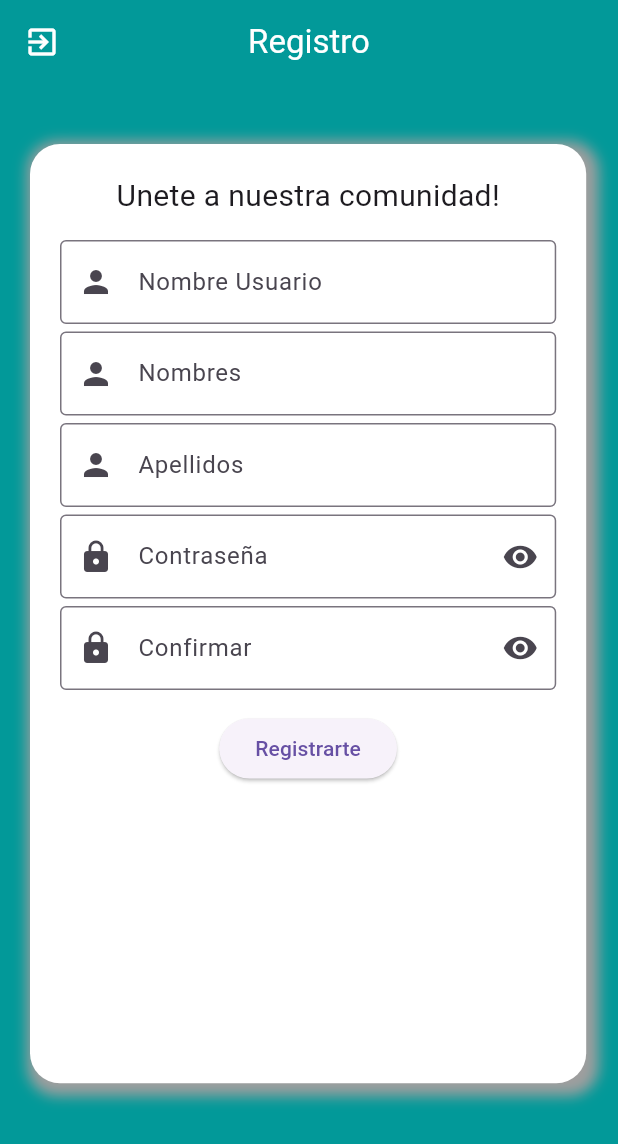
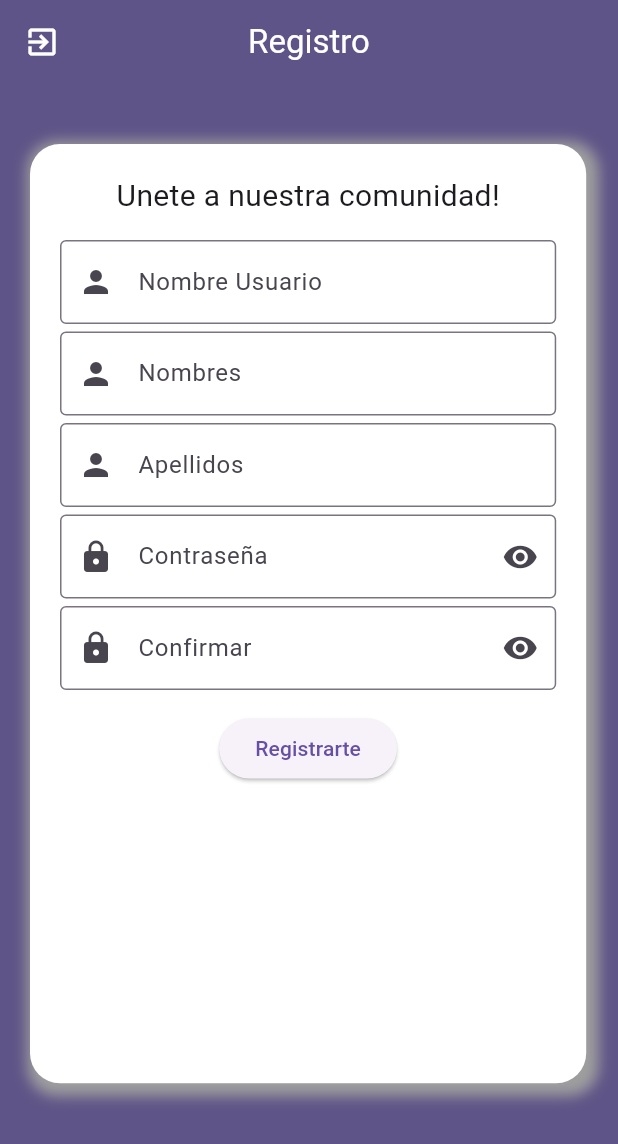
Before and after one commit to WilmerH1506/LiftApp, a Flutter app: the screen it shows after launch, after a tap on "Iniciar sesión", after a tap on "Registrate", on a phone screen of 412 x 824 dp. Shown: the top 1144 px of the screen. Run offline on Flutter 3.47's test engine with Material 3 defaults, Android fonts, the phone set to English and light mode, and no system bars; our stand-ins replace firebase_core; accounts and stored records are empty.

Commit message:
Cambio colores

```diff
--- a/lift_app/lib/Pantallas/login.dart
+++ b/lift_app/lib/Pantallas/login.dart
@@ -11,14 +11,14 @@ class Login extends StatelessWidget {
   @override
   Widget build(BuildContext context) {
     return Scaffold(
-      backgroundColor: const Color.fromARGB(255, 2, 153, 153),
+      backgroundColor: const Color.fromARGB(255, 82, 71, 123),
       appBar: AppBar(
         title: const Text(
           'Iniciar Sesión',
           style: TextStyle(color: Colors.white),
         ),
         centerTitle: true,
-        backgroundColor: const Color.fromARGB(255, 2, 153, 153),
+        backgroundColor: const Color.fromARGB(255, 82, 71, 123),
       ),
       body: SingleChildScrollView( // Solución al desbordamiento
         child: Center(
--- a/lift_app/lib/Pantallas/registro.dart
+++ b/lift_app/lib/Pantallas/registro.dart
@@ -14,7 +14,7 @@ class Registro extends StatelessWidget {
   @override
   Widget build(BuildContext context) {
     return Scaffold(
-      backgroundColor: const Color.fromARGB(255, 2, 153, 153),
+      backgroundColor: const Color.fromARGB(255, 95, 84, 135),
       appBar: AppBar(
         title: const Text(
           'Registro',
@@ -28,7 +28,7 @@ class Registro extends StatelessWidget {
           icon: const Icon(Icons.exit_to_app),
         ),
         centerTitle: true,
-        backgroundColor: const Color.fromARGB(255, 2, 153, 153),
+        backgroundColor: const Color.fromARGB(255, 95, 84, 135),
       ),
       body: SingleChildScrollView(
         child: Container(
```
